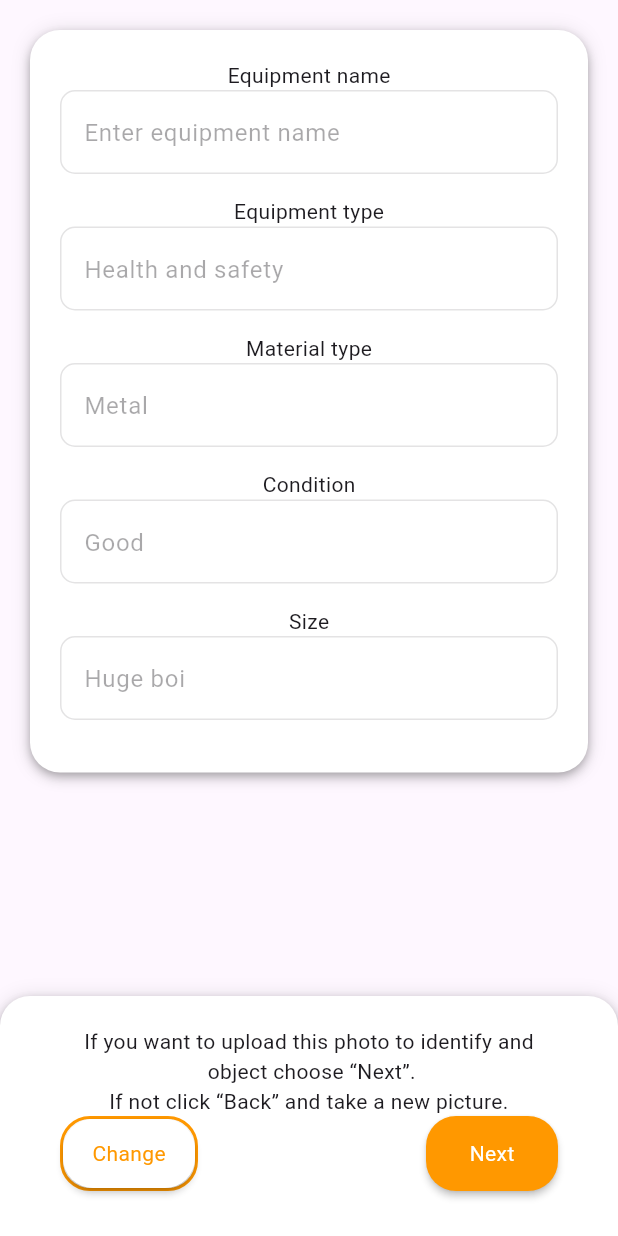
After one commit to Legumina-na-zeslaniu/mobile, a Flutter app: the AcceptInventoryType screen opened by its route, on a phone screen of 412 x 824 dp. The commit adds this screen. Run offline on Flutter 3.47's test engine with Material 3 defaults, Android fonts, the phone set to English and light mode, and no system bars; our stand-ins replace async_redux, camera, go_router, image_picker, permission_handler; missing offline and left inert: flutter_inappwebview.

```diff
--- a/lib/navigation/routing.dart
+++ b/lib/navigation/routing.dart
@@ -1,7 +1,9 @@
 import 'package:camera/camera.dart';
 import 'package:go_router/go_router.dart';
+import 'package:junction_frame/screens/accept_inventory_type/accept_inventory_type.dart';
 import 'package:junction_frame/screens/home_screen.dart';
-import 'package:junction_frame/screens/object_identify.dart';
+import 'package:junction_frame/screens/object_identify/object_identify.dart';
+import 'package:junction_frame/screens/place_selection_screen/place_selection_screen.dart';
 import 'package:junction_frame/screens/take_photo_screen/take_photo_screen.dart';
 
 final router = GoRouter(
@@ -27,5 +29,15 @@ final router = GoRouter(
       path: '/object-identify',
       builder: (context, state) => const ObjectIdentify(),
     ),
+    GoRoute(
+      name: 'accept-inventory',
+      path: '/accept-inventory',
+      builder: (context, state) => const AcceptInventoryType(),
+    ),
+    GoRoute(
+      name: 'place-selection',
+      path: '/place-selection',
+      builder: (context, state) => const PlaceSelectionScreen(),
+    ),
   ],
 );
--- /dev/null
+++ b/lib/screens/accept_inventory_type/accept_inventory_type.dart
@@ -0,0 +1,181 @@
+import 'package:async_redux/async_redux.dart';
+import 'package:flutter/material.dart';
+import 'package:go_router/go_router.dart';
+import 'package:junction_frame/navigation/routing.dart';
+import 'package:junction_frame/screens/accept_inventory_type/accept_inventory_type_connector.dart';
+import 'package:junction_frame/store/app_state.dart';
+import 'package:junction_frame/widgets/bottom_container.dart';
+
+class InputItem extends StatelessWidget {
+  final String title;
+  final String value;
+  final bool isDisabled;
+
+  const InputItem(
+      {super.key,
+      required this.title,
+      required this.value,
+      this.isDisabled = false});
+
+  @override
+  Widget build(BuildContext context) {
+    var controller = TextEditingController(text: value);
+
+    return Column(children: [
+      Text(title),
+      TextField(
+        controller: controller,
+        enabled: !isDisabled,
+        decoration: const InputDecoration(
+            labelText: '',
+            hintText: '',
+            border: OutlineInputBorder(
+                borderRadius: BorderRadius.all(Radius.circular(10)))),
+      )
+    ]);
+  }
+}
+
+class AcceptInventoryType extends StatefulWidget {
+  const AcceptInventoryType({super.key});
+
+  @override
+  State<AcceptInventoryType> createState() => _AcceptInventoryTypeState();
+}
+
+class _AcceptInventoryTypeState extends State<AcceptInventoryType> {
+  bool isEditing = false;
+
+  Widget renderMainContent(BuildContext context) {
+    var items = [
+      InputItem(
+        title: 'Equipment name',
+        value: 'Enter equipment name',
+        isDisabled: true,
+      ),
+      SizedBox(
+        height: 15,
+      ),
+      InputItem(
+        title: 'Equipment type',
+        value: 'Health and safety',
+        isDisabled: true,
+      ),
+      SizedBox(
+        height: 15,
+      ),
+      InputItem(
+        title: 'Material type',
+        value: 'Metal',
+        isDisabled: true,
+      ),
+      SizedBox(
+        height: 15,
+      ),
+      InputItem(
+        title: 'Condition',
+        value: 'Good',
+        isDisabled: true,
+      ),
+      SizedBox(
+        height: 15,
+      ),
+      InputItem(
+        title: 'Size',
+        value: 'Huge boi',
+        isDisabled: true,
+      ),
+      SizedBox(
+        height: 15,
+      ),
+    ];
+
+    return Container(
+      padding: const EdgeInsets.all(20),
+      decoration: BoxDecoration(
+          color: Colors.white,
+          boxShadow: kElevationToShadow[4],
+          borderRadius: const BorderRadius.all(Radius.circular(20))),
+      child: Column(
+        children: items,
+      ),
+    );
+  }
+
+  Widget renderBottomContainer() {
+    return BottomContainer(
+      children: [
+        const Text(
+          'If you want to upload this photo to identify and',
+          textAlign: TextAlign.center,
+          softWrap: true,
+        ),
+        const Text(
+          ' object choose “Next”. ',
+          textAlign: TextAlign.center,
+          softWrap: true,
+        ),
+        const Text(
+          'If not click “Back” and take a new picture.',
+          textAlign: TextAlign.center,
+        ),
+        Padding(
+          padding: const EdgeInsets.only(left: 20, right: 20),
+          child:
+              Row(mainAxisAlignment: MainAxisAlignment.spaceBetween, children: [
+            Container(
+              height: 50,
+              decoration: BoxDecoration(
+                  borderRadius: BorderRadius.circular(20),
+                  border: Border.all(color: Colors.orange, width: 2)),
+              child: RawMaterialButton(
+                fillColor: Colors.white,
+                onPressed: () => print('aa'),
+                shape: RoundedRectangleBorder(
+                    borderRadius: BorderRadius.circular(20)),
+                child: const Text('Change',
+                    style: TextStyle(color: Colors.orange)),
+              ),
+            ),
+            SizedBox(
+              height: 50,
+              child: RawMaterialButton(
+                  shape: RoundedRectangleBorder(
+                      borderRadius: BorderRadius.circular(20)),
+                  fillColor: Colors.orange,
+                  onPressed: () => context.goNamed('place-selection'),
+                  child: const Text(
+                    'Next',
+                    style: TextStyle(color: Colors.white),
+                  )),
+            )
+          ]),
+        )
+      ],
+    );
+  }
+
+  @override
+  Widget build(BuildContext context) {
+    return StoreConnector<AppState, AcceptInventoryTypeConnector>(
+      converter: (store) => AcceptInventoryTypeConnector.fromStore(store),
+      builder: (BuildContext context, AcceptInventoryTypeConnector connector) =>
+          Scaffold(
+              body: SafeArea(
+        bottom: false,
+        child: SizedBox(
+          height: MediaQuery.of(context).size.height,
+          child: Stack(
+            children: [
+              SingleChildScrollView(
+                  child: Padding(
+                      padding: EdgeInsets.all(20),
+                      child: Column(children: [renderMainContent(context)]))),
+              renderBottomContainer(),
+            ],
+          ),
+        ),
+      )),
+    );
+  }
+}
--- /dev/null
+++ b/lib/screens/accept_inventory_type/accept_inventory_type_connector.dart
@@ -0,0 +1,15 @@
+import 'package:async_redux/async_redux.dart';
+import 'package:junction_frame/screens/api/inventory.dart';
+import 'package:junction_frame/store/app_state.dart';
+
+class AcceptInventoryTypeConnector {
+  final Inventory inventory;
+
+  AcceptInventoryTypeConnector({required this.inventory});
+
+  static AcceptInventoryTypeConnector fromStore(Store<AppState> store) {
+    return AcceptInventoryTypeConnector(
+      inventory: store.state.selectedInventory!,
+    );
+  }
+}
--- /dev/null
+++ b/lib/screens/api/inventory.dart
@@ -0,0 +1,14 @@
+class Inventory {
+  final String name;
+  final String type;
+  final String materialType;
+  final String condition;
+  final String size;
+
+  Inventory(
+      {required this.name,
+      required this.type,
+      required this.materialType,
+      required this.condition,
+      required this.size});
+}
--- a/lib/screens/home_screen.dart
+++ b/lib/screens/home_screen.dart
@@ -1,7 +1,6 @@
 import 'package:camera/camera.dart';
 import 'package:flutter/material.dart';
 import 'package:go_router/go_router.dart';
-import 'package:junction_frame/navigation/routing.dart';
 
 class HomeScreen extends StatelessWidget {
   const HomeScreen({super.key});
--- a/lib/store/app_state.dart
+++ b/lib/store/app_state.dart
@@ -1,22 +1,30 @@
 import 'package:async_redux/async_redux.dart';
 import 'package:camera/camera.dart';
+import 'package:junction_frame/screens/api/inventory.dart';
 
 class AppState {
   final XFile? selectedInventoryTypeImage;
+  final Inventory selectedInventory;
 
-  AppState({this.selectedInventoryTypeImage});
+  AppState({this.selectedInventoryTypeImage, required this.selectedInventory});
 
   static AppState initial() {
     return AppState(
-      selectedInventoryTypeImage: null,
-    );
+        selectedInventory: Inventory(
+            name: 'Fire Extenguisher',
+            type: 'Health and safety',
+            materialType: 'Metal',
+            condition: 'Good',
+            size: 'Huge boi'));
   }
 
-  AppState copyWith({XFile? selectedInventoryTypeImage}) {
+  AppState copyWith(
+      {XFile? selectedInventoryTypeImage, Inventory? selectedInventory}) {
     return AppState(
+        selectedInventory: selectedInventory ?? this.selectedInventory,
         selectedInventoryTypeImage:
             selectedInventoryTypeImage ?? this.selectedInventoryTypeImage);
   }
 }
 
-Store<AppState> store = Store<AppState>(initialState: AppState());
+Store<AppState> store = Store<AppState>(initialState: AppState.initial());
--- /dev/null
+++ b/lib/widgets/bottom_container.dart
@@ -0,0 +1,24 @@
+import 'package:flutter/material.dart';
+
+class BottomContainer extends StatelessWidget {
+  final List<Widget> children;
+  const BottomContainer({super.key, required this.children});
+
+  @override
+  Widget build(BuildContext context) {
+    return Positioned(
+        bottom: 0,
+        child: Container(
+          width: MediaQuery.of(context).size.width,
+          padding:
+              const EdgeInsets.only(left: 20, right: 20, top: 20, bottom: 30),
+          decoration: BoxDecoration(
+              color: Colors.white,
+              boxShadow: kElevationToShadow[4],
+              borderRadius: const BorderRadius.only(
+                  topLeft: Radius.circular(20), topRight: Radius.circular(20))),
+          child: Column(
+              mainAxisAlignment: MainAxisAlignment.center, children: children),
+        ));
+  }
+}
```
Also changed, not shown: lib/screens/object_identify.dart (deleted, +0 -29 lines), lib/screens/object_identify/object_identify.dart (added, +97 -0 lines), lib/screens/place_selection_screen/place_selection_screen.dart (added, +42 -0 lines).
